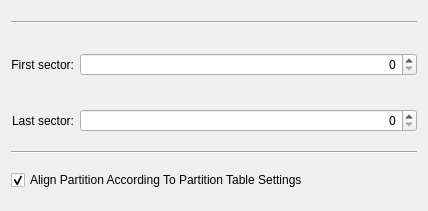
Qt form src/gui/sizedetailswidgetbase.ui (KDE/partitionmanager) before a commit.
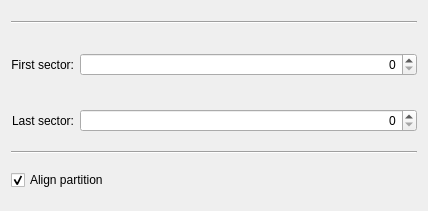
The same form after that commit.

Commit message: new text for "align partition" checkbox

The edit to the form file:
```diff
--- a/src/gui/sizedetailswidgetbase.ui
+++ b/src/gui/sizedetailswidgetbase.ui
@@ -123,7 +123,7 @@
    <item row="7" column="0" colspan="2">
     <widget class="QCheckBox" name="m_CheckAlign">
      <property name="text">
-      <string>Align Partition According To Partition Table Settings</string>
+      <string>Align partition</string>
      </property>
      <property name="checked">
       <bool>true</bool>
```
